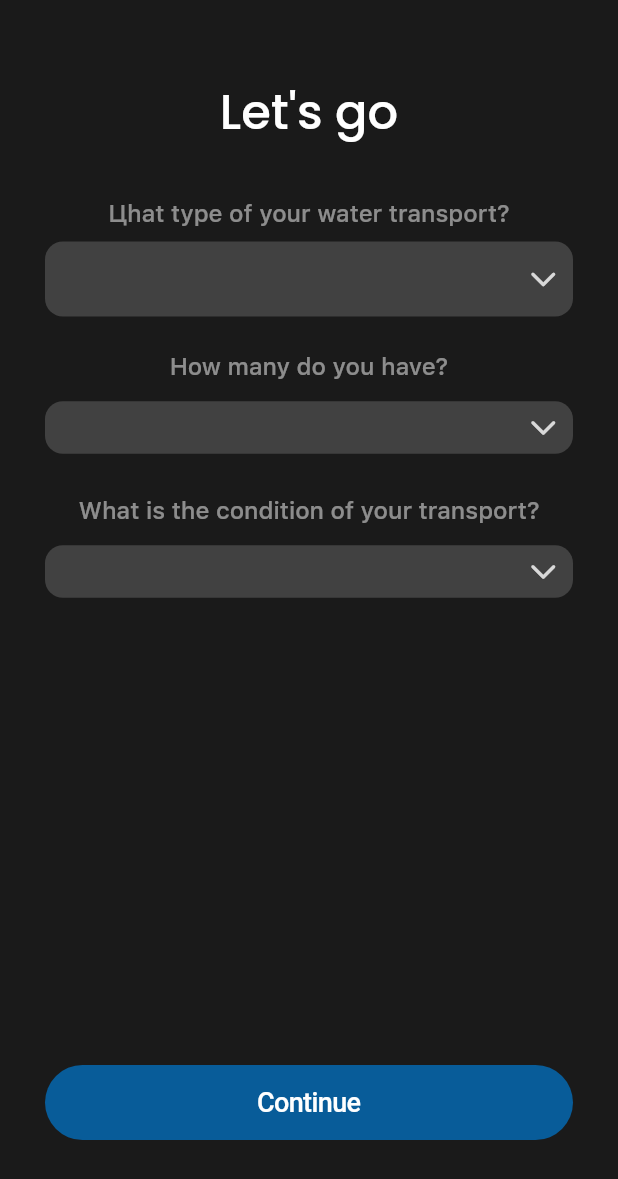
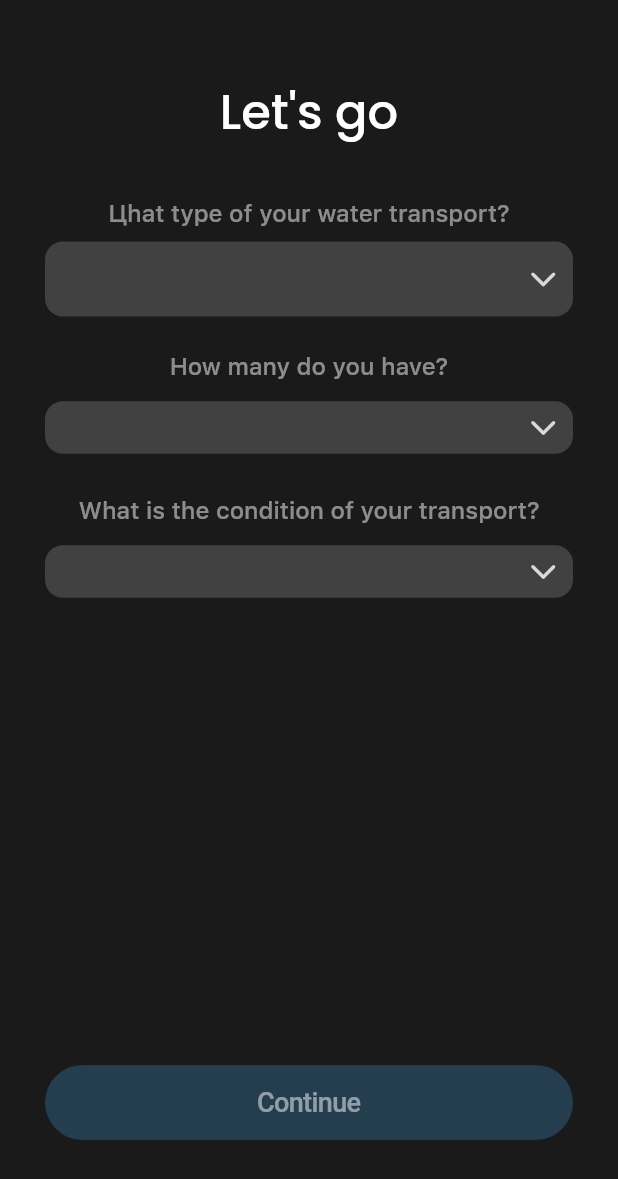
Before and after one commit to kent0505/project4, a Flutter app: the FirstCardPage screen opened by its route, on a phone screen of 412 x 824 dp. Shown: the top 1179 px of the screen. Run offline on Flutter 3.47's test engine with Material 3 defaults, Android fonts, the phone set to English and light mode, and no system bars; our stand-ins replace cached_network_image, carousel_slider, flutter_bloc, flutter_svg, go_router, hive_flutter and 1 more; accounts and stored records are empty.

Commit message:
add first card

```diff
--- a/lib/core/config/app_colors.dart
+++ b/lib/core/config/app_colors.dart
@@ -8,8 +8,8 @@ class AppColors {
   static const Color green = Color(0xff07B60E);
   static const Color orange = Color(0xffD16400);
   static const Color red = Color(0xffF80000);
+  static const Color disabledButton = Color(0xff243d4f);
   static Color expansion = const Color(0xff676767).withOpacity(0.5);
   static Color txt = const Color(0xffffffff).withOpacity(0.5);
-  static Color disabledButton = const Color(0xff303030).withOpacity(0.7);
   static Color settingsGrey = const Color(0xff9D9D9D).withOpacity(0.4);
 }
--- a/lib/core/config/router.dart
+++ b/lib/core/config/router.dart
@@ -8,7 +8,7 @@ import '../../features/splash/first_card_page.dart';
 import '../../features/home/pages/home_page.dart';
 
 final routerConfig = GoRouter(
-  initialLocation: '/home',
+  initialLocation: '/',
   routes: [
     GoRoute(
       path: '/',
--- a/lib/core/widgets/buttons/primary_button.dart
+++ b/lib/core/widgets/buttons/primary_button.dart
@@ -7,10 +7,12 @@ class PrimaryButton extends StatelessWidget {
   const PrimaryButton({
     super.key,
     required this.title,
+    this.active = true,
     required this.onPressed,
   });
 
   final String title;
+  final bool active;
   final void Function() onPressed;
 
   @override
@@ -19,17 +21,17 @@ class PrimaryButton extends StatelessWidget {
       height: 50,
       width: MediaQuery.of(context).size.width > 400 ? 400 : null,
       decoration: BoxDecoration(
-        color: AppColors.blue,
+        color: active ? AppColors.blue : AppColors.disabledButton,
         borderRadius: BorderRadius.circular(32),
       ),
       child: CupertinoButton(
-        onPressed: onPressed,
+        onPressed: active ? onPressed : null,
         padding: EdgeInsets.zero,
         child: Center(
           child: Text(
             title,
-            style: const TextStyle(
-              color: Colors.white,
+            style: TextStyle(
+              color: active ? Colors.white : AppColors.txt,
               fontSize: 18,
               fontWeight: FontWeight.w500,
             ),
--- a/lib/features/home/pages/home_page.dart
+++ b/lib/features/home/pages/home_page.dart
@@ -74,7 +74,6 @@ class _HomePage extends StatelessWidget {
                         ),
                       ),
                     ),
-                    const SizedBox(height: 10),
                     ...List.generate(
                       state.transports.length,
                       (index) {
--- a/lib/features/home/widgets/transport_card.dart
+++ b/lib/features/home/widgets/transport_card.dart
@@ -12,6 +12,7 @@ class TransportCard extends StatelessWidget {
   Widget build(BuildContext context) {
     return Container(
       height: 90,
+      margin: const EdgeInsets.symmetric(vertical: 10),
       decoration: BoxDecoration(
         color: const Color(0xff4F4F4F).withOpacity(0.4),
         borderRadius: BorderRadius.circular(8),
--- a/lib/features/splash/first_card_page.dart
+++ b/lib/features/splash/first_card_page.dart
@@ -1,18 +1,54 @@
 import 'package:flutter/material.dart';
 import 'package:flutter_bloc/flutter_bloc.dart';
-import 'package:project4/core/utils.dart';
-import 'package:project4/features/splash/bloc/first_card_bloc.dart';
+import 'package:go_router/go_router.dart';
 
 import '../../core/models/transport.dart';
+import '../../core/utils.dart';
 import '../../core/widgets/buttons/primary_button.dart';
 import '../transport/bloc/transport_bloc.dart';
+import 'bloc/first_card_bloc.dart';
 import 'widgets/title_text.dart';
 import 'widgets/transport_condition.dart';
 import 'widgets/transport_count.dart';
 import 'widgets/transport_type.dart';
 
-class FirstCardPage extends StatelessWidget {
+class FirstCardPage extends StatefulWidget {
   const FirstCardPage({super.key});
+
+  @override
+  State<FirstCardPage> createState() => _FirstCardPageState();
+}
+
+class _FirstCardPageState extends State<FirstCardPage> {
+  bool getActive() {
+    if (context.read<FirstCardBloc>().type.isNotEmpty &&
+        context.read<FirstCardBloc>().count.isNotEmpty &&
+        context.read<FirstCardBloc>().condition.isNotEmpty) {
+      return true;
+    }
+    return false;
+  }
+
+  void onContinue() async {
+    context.read<TransportBloc>().add(
+          AddTransportEvent(
+            transport: Transport(
+              id: getCurrentTimestamp(),
+              type: context.read<FirstCardBloc>().type,
+              count: context.read<FirstCardBloc>().count,
+              condition: context.read<FirstCardBloc>().condition,
+              price: '',
+              rentTime: '',
+              who: '',
+              comment: '',
+              cashPayment: true,
+            ),
+          ),
+        );
+    await saveBool('onboarding', false).then((value) {
+      context.go('/home');
+    });
+  }
 
   @override
   Widget build(BuildContext context) {
@@ -50,31 +86,24 @@ class FirstCardPage extends StatelessWidget {
               SizedBox(height: 144),
             ],
           ),
-          Align(
+          BlocBuilder<FirstCardBloc, FirstCardState>(
+            builder: (context, state) {
+              return Align(
                 alignment: Alignment.bottomCenter,
                 child: Padding(
-              padding: const EdgeInsets.only(bottom: 64, left: 30, right: 30),
+                  padding: const EdgeInsets.only(
+                    bottom: 64,
+                    left: 30,
+                    right: 30,
+                  ),
                   child: PrimaryButton(
                     title: 'Continue',
-                onPressed: () {
-                  context.read<TransportBloc>().add(
-                        AddTransportEvent(
-                          transport: Transport(
-                            id: getCurrentTimestamp(),
-                            type: context.read<FirstCardBloc>().type,
-                            count: context.read<FirstCardBloc>().count,
-                            condition: context.read<FirstCardBloc>().condition,
-                            price: '',
-                            rentTime: '',
-                            who: '',
-                            comment: '',
-                            cashPayment: true,
+                    active: getActive(),
+                    onPressed: onContinue,
                   ),
                 ),
               );
             },
-              ),
-            ),
           ),
         ],
       ),
--- a/lib/features/splash/widgets/transport_type.dart
+++ b/lib/features/splash/widgets/transport_type.dart
@@ -1,10 +1,10 @@
 import 'package:flutter/cupertino.dart';
 import 'package:flutter/material.dart';
 import 'package:flutter_bloc/flutter_bloc.dart';
-import 'package:project4/features/splash/widgets/your_version_field.dart';
 
 import '../../../core/config/app_colors.dart';
 import '../bloc/first_card_bloc.dart';
+import 'your_version_field.dart';
 
 class TransportType extends StatefulWidget {
   const TransportType({super.key});
```
Also changed, not shown: lib/features/home/widgets/add_new_button.dart (+6 -5 lines), lib/features/splash/onboard_page.dart (+2 -6 lines), lib/features/splash/splash_page.dart (+29 -2 lines). Lines whose indentation alone changed are shown as unchanged.
